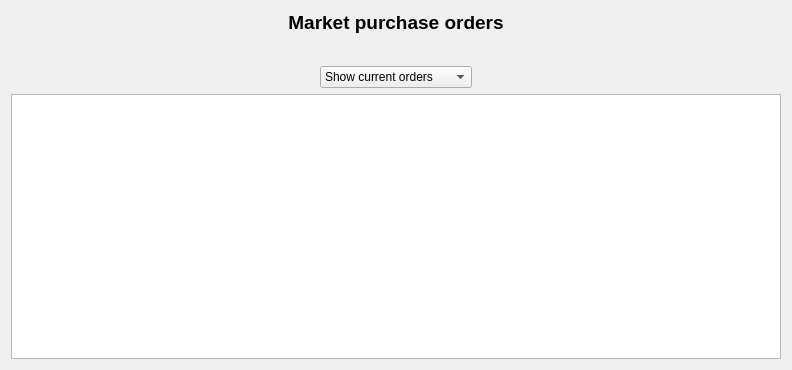
Old version of the form ui/wdgOrders.ui in the repository turulomio/xulpymoney.
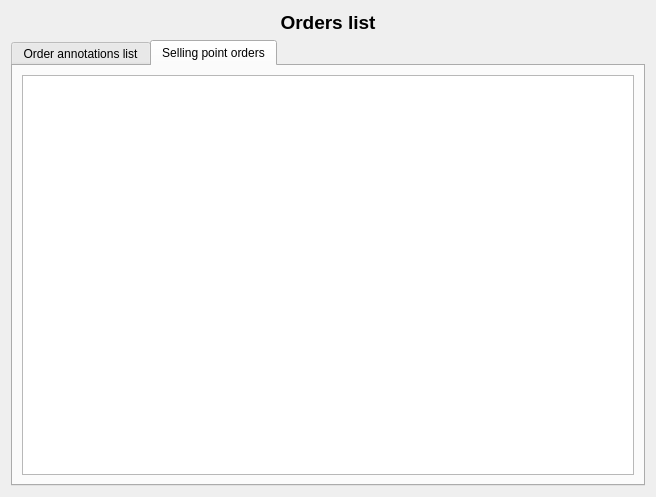
New version of the form. The open tabs and pages were chosen to show the change. Icons and pictures are not drawn. Custom widgets are drawn as their Qt base class.

Commit message: Improved order system

Patch:
```diff
--- a/ui/wdgOrders.ui
+++ b/ui/wdgOrders.ui
@@ -6,17 +6,17 @@
    <rect>
     <x>0</x>
     <y>0</y>
-    <width>792</width>
-    <height>370</height>
+    <width>656</width>
+    <height>497</height>
    </rect>
   </property>
   <property name="windowIcon">
    <iconset resource="../images/xulpymoney.qrc">
     <normaloff>:/xulpymoney/bank.png</normaloff>:/xulpymoney/bank.png</iconset>
   </property>
-  <layout class="QHBoxLayout" name="horizontalLayout_3">
+  <layout class="QHBoxLayout" name="horizontalLayout_4">
    <item>
-    <layout class="QVBoxLayout" name="verticalLayout">
+    <layout class="QVBoxLayout" name="verticalLayout_2">
      <item>
       <widget class="QLabel" name="lbl">
        <property name="font">
@@ -27,7 +27,7 @@
         </font>
        </property>
        <property name="text">
-        <string>Market purchase orders</string>
+        <string>Orders list</string>
        </property>
        <property name="alignment">
         <set>Qt::AlignCenter</set>
@@ -35,6 +35,22 @@
       </widget>
      </item>
      <item>
+      <widget class="QTabWidget" name="tabWidget">
+       <property name="currentIndex">
+        <number>0</number>
+       </property>
+       <widget class="QWidget" name="tab">
+        <attribute name="icon">
+         <iconset resource="../images/xulpymoney.qrc">
+          <normaloff>:/xulpymoney/editar.png</normaloff>:/xulpymoney/editar.png</iconset>
+        </attribute>
+        <attribute name="title">
+         <string>Order annotations list</string>
+        </attribute>
+        <layout class="QHBoxLayout" name="horizontalLayout_3">
+         <item>
+          <layout class="QVBoxLayout" name="verticalLayout">
+           <item>
       <layout class="QHBoxLayout" name="horizontalLayout">
        <item>
         <spacer name="horizontalSpacer">
@@ -157,6 +173,42 @@
        <attribute name="verticalHeaderVisible">
         <bool>false</bool>
        </attribute>
+            </widget>
+           </item>
+          </layout>
+         </item>
+        </layout>
+       </widget>
+       <widget class="QWidget" name="tab_2">
+        <attribute name="icon">
+         <iconset resource="../images/xulpymoney.qrc">
+          <normaloff>:/xulpymoney/today.png</normaloff>:/xulpymoney/today.png</iconset>
+        </attribute>
+        <attribute name="title">
+         <string>Selling point orders</string>
+        </attribute>
+        <layout class="QHBoxLayout" name="horizontalLayout_5">
+         <item>
+          <widget class="myQTableWidget" name="tblSellingPoints">
+           <property name="contextMenuPolicy">
+            <enum>Qt::CustomContextMenu</enum>
+           </property>
+           <property name="alternatingRowColors">
+            <bool>true</bool>
+           </property>
+           <property name="selectionMode">
+            <enum>QAbstractItemView::SingleSelection</enum>
+           </property>
+           <property name="selectionBehavior">
+            <enum>QAbstractItemView::SelectRows</enum>
+           </property>
+           <attribute name="verticalHeaderVisible">
+            <bool>false</bool>
+           </attribute>
+          </widget>
+         </item>
+        </layout>
+       </widget>
       </widget>
      </item>
     </layout>
```
Lines whose indentation alone changed are shown as unchanged. The commit also changes 13 other files.
